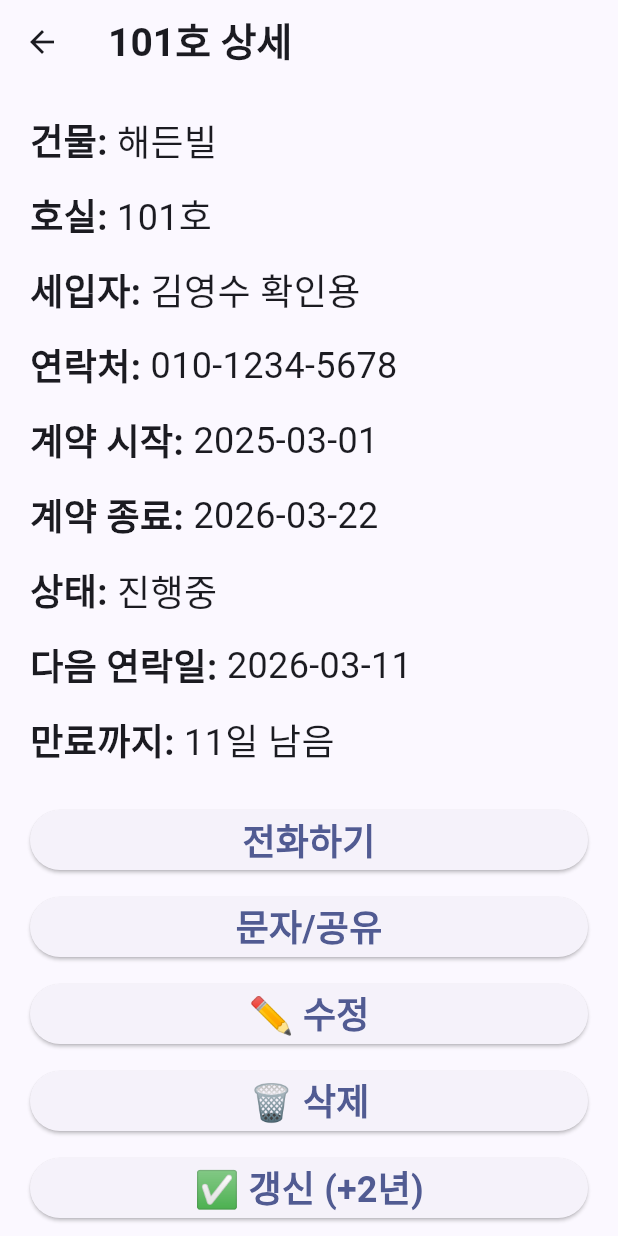
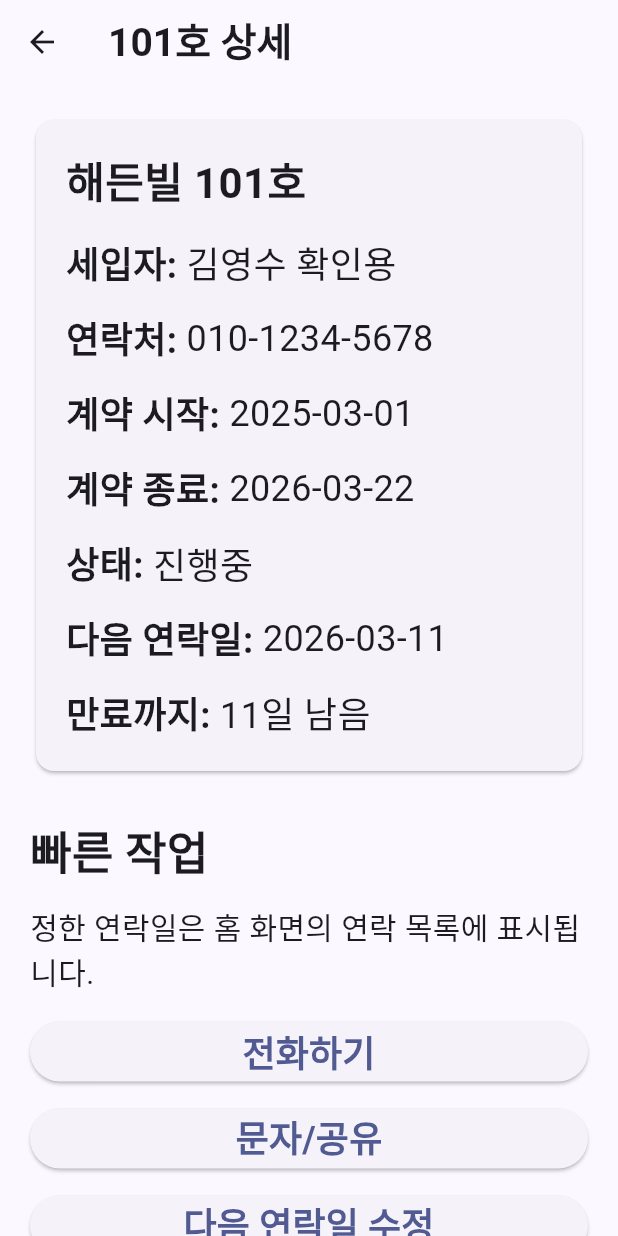
Before and after one commit to meeso0219/landlord-management-app, a Flutter app: the screen it shows after launch, after a tap on "101호", on a phone screen of 412 x 824 dp. Run offline on Flutter 3.47's test engine with Material 3 defaults, Android fonts, the phone set to English and light mode, and no system bars; our stand-ins replace flutter_local_notifications, flutter_timezone, share_plus, shared_preferences, timezone.

Commit message:
Improve next contact date UX

```diff
--- a/lib/screens/unit_detail_screen.dart
+++ b/lib/screens/unit_detail_screen.dart
@@ -50,7 +50,7 @@ class _UnitDetailScreenState extends State<UnitDetailScreen> {
     _showActionSnackBar('계약을 2년 갱신했습니다.');
   }
 
-  Future<void> _setNegotiating() async {
+  Future<void> _pickNextContactDate() async {
     final now = DateTime.now();
     final pickedDate = await showDatePicker(
       context: context,
@@ -64,11 +64,32 @@ class _UnitDetailScreenState extends State<UnitDetailScreen> {
     if (pickedDate == null) return;
     _updateUnit(
       _unit.copyWith(
-        status: LeaseStatus.negotiating,
         nextContactDate: pickedDate,
       ),
     );
-    _showActionSnackBar('협의중으로 변경하고 다음 연락일을 저장했습니다.');
+    _showActionSnackBar('다음 연락일을 저장했습니다.');
+  }
+
+  void _clearNextContactDate() {
+    if (_unit.nextContactDate == null) {
+      _showActionSnackBar('삭제할 다음 연락일이 없습니다.');
+      return;
+    }
+    _updateUnit(
+      _unit.copyWith(
+        nextContactDate: null,
+      ),
+    );
+    _showActionSnackBar('다음 연락일을 삭제했습니다.');
+  }
+
+  void _setNegotiating() {
+    _updateUnit(
+      _unit.copyWith(
+        status: LeaseStatus.negotiating,
+      ),
+    );
+    _showActionSnackBar('상태를 협의중으로 변경했습니다.');
   }
 
   void _setEnded() {
@@ -189,108 +210,126 @@ class _UnitDetailScreenState extends State<UnitDetailScreen> {
           child: Column(
             crossAxisAlignment: CrossAxisAlignment.start,
             children: [
-              _infoRow('건물', _unit.buildingName),
-              const SizedBox(height: 14),
-              _infoRow('호실', _unit.unitNo),
-              const SizedBox(height: 14),
-              _infoRow('세입자', _unit.tenantName),
-              const SizedBox(height: 14),
-              _infoRow('연락처', _unit.tenantPhone),
-              const SizedBox(height: 14),
-              _infoRow('계약 시작', _dateToText(_unit.leaseStart)),
-              const SizedBox(height: 14),
-              _infoRow('계약 종료', _dateToText(_unit.leaseEnd)),
-              const SizedBox(height: 14),
-              _infoRow('상태', _statusText(_unit.status)),
-              const SizedBox(height: 14),
-              _infoRow(
-                '다음 연락일',
-                _unit.nextContactDate == null
-                    ? '미정'
-                    : _dateToText(_unit.nextContactDate!),
+              _buildSummaryCard(),
+              const SizedBox(height: 28),
+              _sectionTitle('빠른 작업'),
+              const SizedBox(height: 12),
+              const Text(
+                '정한 연락일은 홈 화면의 연락 목록에 표시됩니다.',
+                style: TextStyle(fontSize: 20),
               ),
               const SizedBox(height: 14),
-              _infoRow('만료까지',
-                  _leaseCountdownText(_unit.daysRemainingUntilLeaseEnd())),
-              const SizedBox(height: 24),
-              SizedBox(
-                width: double.infinity,
-                child: ElevatedButton(
-                  onPressed: _callTenant,
-                  child: const Text(
-                    '전화하기',
-                    style: TextStyle(fontSize: 24, fontWeight: FontWeight.w700),
-                  ),
-                ),
+              _actionButton(
+                label: '전화하기',
+                onPressed: _callTenant,
               ),
               const SizedBox(height: 10),
-              SizedBox(
-                width: double.infinity,
-                child: ElevatedButton(
-                  onPressed: _shareMessage,
-                  child: const Text(
-                    '문자/공유',
-                    style: TextStyle(fontSize: 24, fontWeight: FontWeight.w700),
-                  ),
-                ),
+              _actionButton(
+                label: '문자/공유',
+                onPressed: _shareMessage,
               ),
               const SizedBox(height: 10),
-              SizedBox(
-                width: double.infinity,
-                child: ElevatedButton(
-                  onPressed: _openEditScreen,
-                  child: const Text(
-                    '✏️ 수정',
-                    style: TextStyle(fontSize: 24, fontWeight: FontWeight.w700),
-                  ),
-                ),
+              _actionButton(
+                label:
+                    _unit.nextContactDate == null ? '다음 연락일 정하기' : '다음 연락일 수정',
+                onPressed: _pickNextContactDate,
               ),
               const SizedBox(height: 10),
-              SizedBox(
-                width: double.infinity,
-                child: ElevatedButton(
-                  onPressed: _deleteUnit,
-                  child: const Text(
-                    '🗑️ 삭제',
-                    style: TextStyle(fontSize: 24, fontWeight: FontWeight.w700),
-                  ),
-                ),
+              _actionButton(
+                label: '다음 연락일 삭제',
+                onPressed: _clearNextContactDate,
               ),
               const SizedBox(height: 10),
-              SizedBox(
-                width: double.infinity,
-                child: ElevatedButton(
-                  onPressed: _renewTwoYears,
-                  child: const Text(
-                    '✅ 갱신 (+2년)',
-                    style: TextStyle(fontSize: 24, fontWeight: FontWeight.w700),
-                  ),
-                ),
+              _actionButton(
+                label: '🔁 협의중으로 변경',
+                onPressed: _setNegotiating,
+              ),
+              const SizedBox(height: 28),
+              _sectionTitle('계약 처리'),
+              const SizedBox(height: 12),
+              _actionButton(
+                label: '✅ 갱신 (+2년)',
+                onPressed: _renewTwoYears,
               ),
               const SizedBox(height: 10),
-              SizedBox(
-                width: double.infinity,
-                child: ElevatedButton(
-                  onPressed: _setNegotiating,
-                  child: const Text(
-                    '🔁 협의중',
-                    style: TextStyle(fontSize: 24, fontWeight: FontWeight.w700),
-                  ),
-                ),
+              _actionButton(
+                label: '🚪 종료/퇴거',
+                onPressed: _setEnded,
+              ),
+              const SizedBox(height: 28),
+              _sectionTitle('정보 관리'),
+              const SizedBox(height: 12),
+              _actionButton(
+                label: '✏️ 수정',
+                onPressed: _openEditScreen,
               ),
               const SizedBox(height: 10),
-              SizedBox(
-                width: double.infinity,
-                child: ElevatedButton(
-                  onPressed: _setEnded,
-                  child: const Text(
-                    '🚪 종료/퇴거',
-                    style: TextStyle(fontSize: 24, fontWeight: FontWeight.w700),
-                  ),
-                ),
+              _actionButton(
+                label: '🗑️ 삭제',
+                onPressed: _deleteUnit,
               ),
             ],
           ),
+        ),
+      ),
+    );
+  }
+
+  Widget _buildSummaryCard() {
+    return Card(
+      child: Padding(
+        padding: const EdgeInsets.all(20),
+        child: Column(
+          crossAxisAlignment: CrossAxisAlignment.start,
+          children: [
+            Text(
+              '${_unit.buildingName} ${_unit.unitNo}',
+              style: const TextStyle(fontSize: 28, fontWeight: FontWeight.w700),
+            ),
+            const SizedBox(height: 16),
+            _infoRow('세입자', _unit.tenantName),
+            const SizedBox(height: 14),
+            _infoRow('연락처', _unit.tenantPhone),
+            const SizedBox(height: 14),
+            _infoRow('계약 시작', _dateToText(_unit.leaseStart)),
+            const SizedBox(height: 14),
+            _infoRow('계약 종료', _dateToText(_unit.leaseEnd)),
+            const SizedBox(height: 14),
+            _infoRow('상태', _statusText(_unit.status)),
+            const SizedBox(height: 14),
+            _infoRow(
+              '다음 연락일',
+              _unit.nextContactDate == null
+                  ? '미정'
+                  : _dateToText(_unit.nextContactDate!),
+            ),
+            const SizedBox(height: 14),
+            _infoRow('만료까지',
+                _leaseCountdownText(_unit.daysRemainingUntilLeaseEnd())),
+          ],
+        ),
+      ),
+    );
+  }
+
+  Widget _sectionTitle(String title) {
+    return Text(
+      title,
+      style: const TextStyle(fontSize: 30, fontWeight: FontWeight.w700),
+    );
+  }
+
+  Widget _actionButton({
+    required String label,
+    required VoidCallback onPressed,
+  }) {
+    return SizedBox(
+      width: double.infinity,
+      child: ElevatedButton(
+        onPressed: onPressed,
+        child: Text(
+          label,
+          style: const TextStyle(fontSize: 24, fontWeight: FontWeight.w700),
         ),
       ),
     );
```
